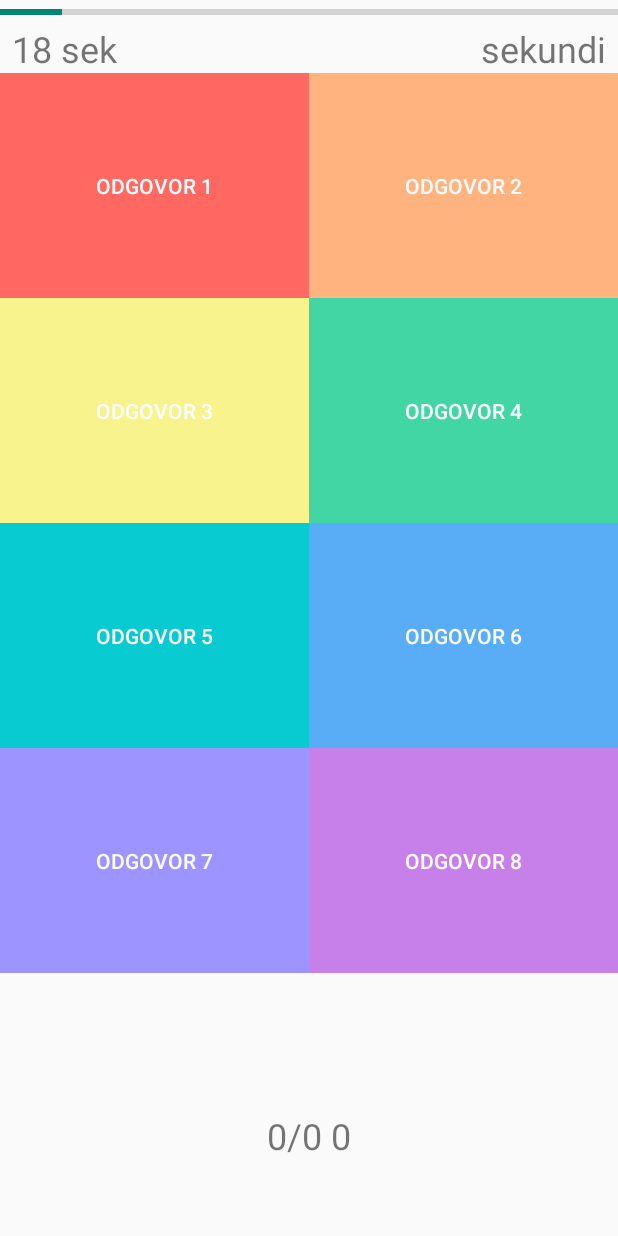
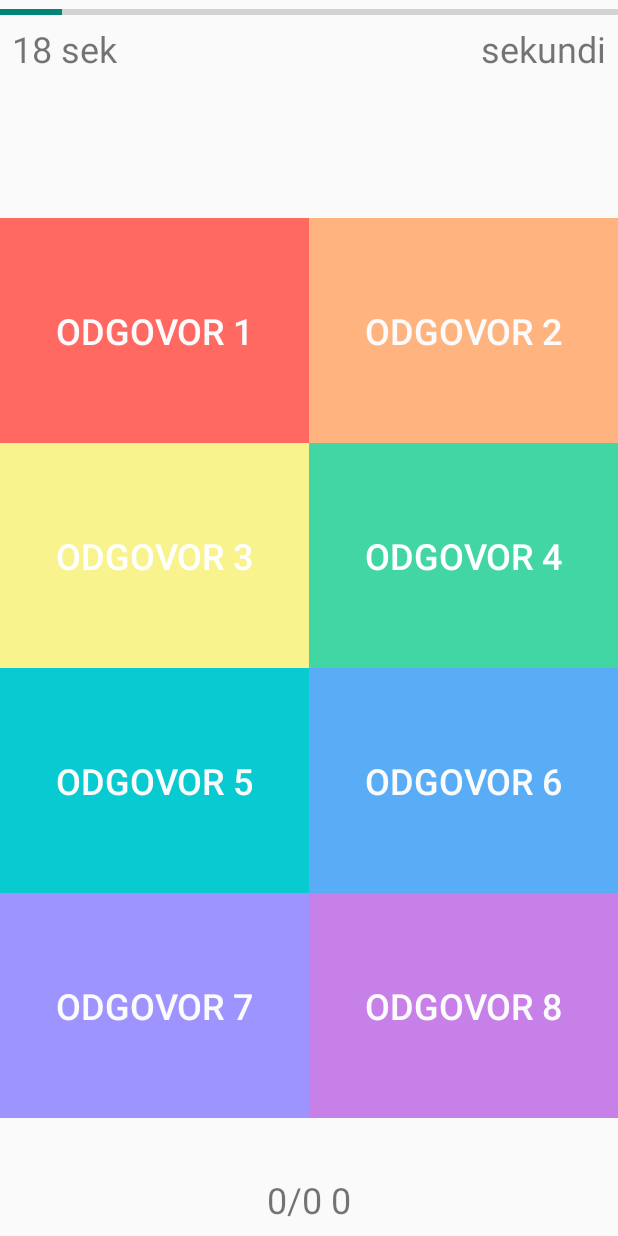
Before and after one commit to Andjelo12/Agilni_projekat, an Android app: the StartGame screen opened directly, with no data from a screen before it, after a tap on "NOVA IGRA", on a phone screen of 412 x 824 dp. Run offline under Robolectric (Android 15) with nearby library versions, the light colour scheme and no system bars; 26 statements that could not run were skipped.

Commit message:
commit message

```diff
--- a/app/src/main/java/com/example/agilni_projekat/StartGame.java
+++ b/app/src/main/java/com/example/agilni_projekat/StartGame.java
@@ -45,20 +45,29 @@ public class StartGame extends AppCompatActivity {
         g = new Game(type, difficulty);
         btn_start = findViewById(R.id.btn_start);
         btn_answer0 = findViewById(R.id.btn_answer01);
+        btn_answer0.setEnabled(false);
         btn_answer1 = findViewById(R.id.btn_answer1);
+        btn_answer1.setEnabled(false);
         btn_answer2 = findViewById(R.id.btn_answer2);
+        btn_answer2.setEnabled(false);
         btn_answer3 = findViewById(R.id.btn_answer3);
+        btn_answer3.setEnabled(false);
         if (difficulty.equals("Medium")) {
             btn_answer4 = findViewById(R.id.btn_answer4);
+            btn_answer4.setEnabled(false);
             btn_answer5 = findViewById(R.id.btn_answer5);
+            btn_answer5.setEnabled(false);
         }
         if (difficulty.equals("Hard")) {
             btn_answer4 = findViewById(R.id.btn_answer4);
+            btn_answer4.setEnabled(false);
             btn_answer5 = findViewById(R.id.btn_answer5);
+            btn_answer5.setEnabled(false);
             btn_answer6 = findViewById(R.id.btn_answer6);
+            btn_answer6.setEnabled(false);
             btn_answer7 = findViewById(R.id.btn_answer7);
+            btn_answer7.setEnabled(false);
         }
-
         tv_score = findViewById(R.id.tv_score);
         tv_bottommessage = findViewById(R.id.tv_bottommessage);
         tv_questions = findViewById(R.id.tv_questions);
@@ -84,6 +93,20 @@ public class StartGame extends AppCompatActivity {
             public void onClick(View view) {
                 Button start_button = (Button) view;
                 start_button.setVisibility(View.INVISIBLE);
+                btn_answer0.setEnabled(true);
+                btn_answer1.setEnabled(true);
+                btn_answer2.setEnabled(true);
+                btn_answer3.setEnabled(true);
+                if (difficulty.equals("Medium")){
+                    btn_answer4.setEnabled(true);
+                    btn_answer5.setEnabled(true);
+                }
+                if (difficulty.equals("Hard")) {
+                    btn_answer4.setEnabled(true);
+                    btn_answer5.setEnabled(true);
+                    btn_answer6.setEnabled(true);
+                    btn_answer7.setEnabled(true);
+                }
                 totalSeconds = secondsRemaining = seconds;
                 g = new Game(type, difficulty);
                 startTime = System.currentTimeMillis();
--- a/app/src/main/res/layout/activity_hard.xml
+++ b/app/src/main/res/layout/activity_hard.xml
@@ -57,24 +57,25 @@
         android:id="@+id/tv_questions"
         android:layout_width="wrap_content"
         android:layout_height="wrap_content"
+        android:layout_marginTop="16dp"
         android:text="TextView"
-        android:textSize="24sp"
-        app:layout_constraintEnd_toStartOf="@+id/tv_score"
-        app:layout_constraintStart_toEndOf="@+id/tv_timer"
+        android:textSize="34sp"
+        app:layout_constraintEnd_toEndOf="parent"
+        app:layout_constraintStart_toStartOf="parent"
         app:layout_constraintTop_toBottomOf="@+id/prog_timer" />
 
     <TextView
         android:id="@+id/tv_bottommessage"
         android:layout_width="wrap_content"
         android:layout_height="wrap_content"
-        android:layout_marginBottom="24dp"
+        android:layout_marginBottom="8dp"
         android:text="TextView"
         android:textSize="24sp"
         app:layout_constraintBottom_toBottomOf="parent"
         app:layout_constraintEnd_toEndOf="parent"
         app:layout_constraintStart_toStartOf="parent"
         app:layout_constraintTop_toBottomOf="@+id/tableLayout2"
-        app:layout_constraintVertical_bias="0.777" />
+        app:layout_constraintVertical_bias="1.0" />
 
     <TableLayout
         android:id="@+id/tableLayout2"
@@ -84,8 +85,8 @@
         app:layout_constraintEnd_toEndOf="parent"
         app:layout_constraintHorizontal_bias="1.0"
         app:layout_constraintStart_toStartOf="parent"
-        app:layout_constraintTop_toBottomOf="@+id/tv_questions"
-        app:layout_constraintVertical_bias="0.0">
+        app:layout_constraintTop_toTopOf="parent"
+        app:layout_constraintVertical_bias="0.65">
 
         <TableRow
             android:layout_width="match_parent"
@@ -99,7 +100,8 @@
                 android:height="150dp"
                 android:background="#ff6961"
                 android:text="odgovor 1"
-                android:textColor="#FBFBFB" />
+                android:textColor="#FBFBFB"
+                android:textSize="24sp" />
 
             <Button
                 android:id="@+id/btn_answer1"
@@ -109,7 +111,8 @@
                 android:height="150dp"
                 android:background="#ffb480"
                 android:text="odgovor 2"
-                android:textColor="#FBFBFB" />
+                android:textColor="#FBFBFB"
+                android:textSize="24sp" />
 
         </TableRow>
 
@@ -125,7 +128,8 @@
                 android:height="150dp"
                 android:background="#f8f38d"
                 android:text="odgovor 3"
-                android:textColor="#FFFFFF" />
+                android:textColor="#FFFFFF"
+                android:textSize="24sp" />
 
             <Button
                 android:id="@+id/btn_answer3"
@@ -135,7 +139,8 @@
                 android:height="150dp"
                 android:background="#42d6a4"
                 android:text="odgovor 4"
-                android:textColor="#FFFFFF" />
+                android:textColor="#FFFFFF"
+                android:textSize="24sp" />
 
         </TableRow>
 
@@ -151,7 +156,8 @@
                 android:height="150dp"
                 android:background="#08cad1"
                 android:text="odgovor 5"
-                android:textColor="#FBFBFB" />
+                android:textColor="#FBFBFB"
+                android:textSize="24sp" />
 
             <Button
                 android:id="@+id/btn_answer5"
@@ -161,7 +167,8 @@
                 android:height="150dp"
                 android:background="#59adf6"
                 android:text="odgovor 6"
-                android:textColor="#FBFBFB" />
+                android:textColor="#FBFBFB"
+                android:textSize="24sp" />
 
         </TableRow>
 
@@ -177,7 +184,8 @@
                 android:height="150dp"
                 android:background="#9d94ff"
                 android:text="odgovor 7"
-                android:textColor="#FBFBFB" />
+                android:textColor="#FBFBFB"
+                android:textSize="24sp" />
 
             <Button
                 android:id="@+id/btn_answer7"
@@ -187,7 +195,8 @@
                 android:height="150dp"
                 android:background="#c780e8"
                 android:text="odgovor 8"
-                android:textColor="#FBFBFB" />
+                android:textColor="#FBFBFB"
+                android:textSize="24sp" />
 
         </TableRow>
 
```
Also changed, not shown: app/src/main/res/layout/activity_easy.xml (+14 -10 lines), app/src/main/res/layout/activity_medium.xml (+19 -13 lines).
